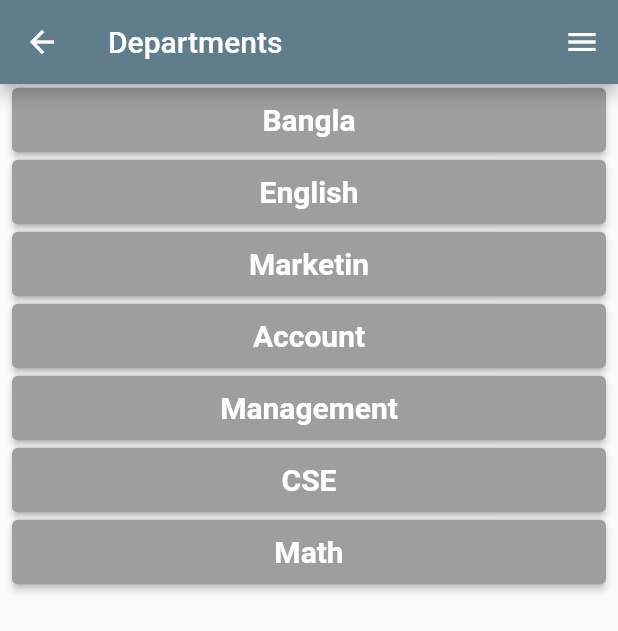
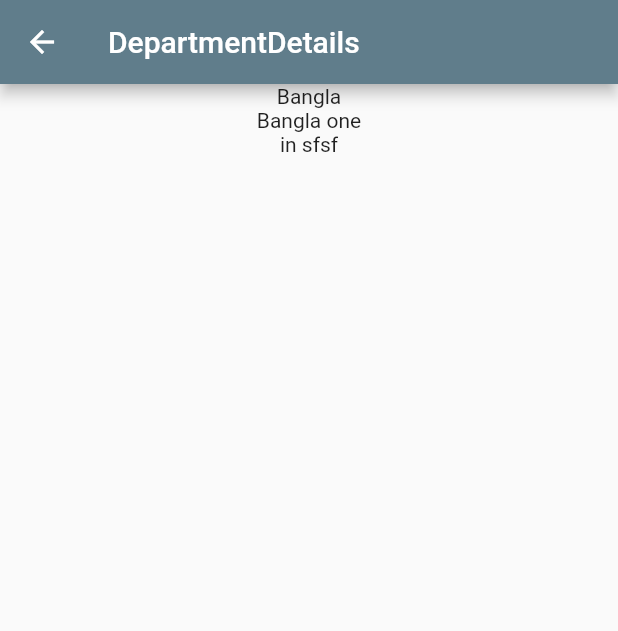
Before and after one commit to mostafiz9900/bmcah, a Flutter app: the DepartmentView screen opened by its route, after a tap on "Bangla", on a phone screen of 412 x 824 dp. Shown: the top 631 px of the screen. Run offline on Flutter 3.47's test engine with Material 2 defaults, Android fonts, the phone set to English and light mode, and no system bars; our stand-ins replace firebase_auth, firebase_core, fluttertoast; accounts and stored records are empty.

Commit message:
dept detail

```diff
--- a/lib/main.dart
+++ b/lib/main.dart
@@ -1,3 +1,4 @@
+import 'package:bmcah/screen/department_details.dart';
 import 'package:bmcah/screen/deptartment.dart';
 import 'package:bmcah/screen/doctors_view.dart';
 import 'package:bmcah/screen/home.dart';
@@ -31,6 +32,7 @@ class MyApp extends StatelessWidget {
         '/signup':(context)=>SignupPage(),
         '/dept':(context)=>DepartmentView(),
         '/doctor':(context)=>DoctorsView(),
+        '/dept_details':(context)=>DepartmentDetails(),
       },
     );
   }
--- /dev/null
+++ b/lib/models/department_details_model.dart
@@ -0,0 +1,9 @@
+class DepartmentDetailsModel {
+
+  int? id;
+  String? name;
+  String? title;
+  String? dec;
+  String? img;
+  DepartmentDetailsModel({ this.id, this.name,this.title, this.dec, this.img });
+  }
--- a/lib/models/department_model.dart
+++ b/lib/models/department_model.dart
@@ -1,11 +1,10 @@
+import 'package:bmcah/models/department_details_model.dart';
+
 class Department {
   int? id;
   String? name;
   String? img;
+  DepartmentDetailsModel? deptDetils;
 
-  Department({
-    this.id,
-    this.name,
-    this.img
-  });
+  Department({this.id, this.name, this.img,this.deptDetils});
 }
--- /dev/null
+++ b/lib/screen/department_details.dart
@@ -0,0 +1,23 @@
+import 'package:bmcah/models/department_model.dart';
+import 'package:flutter/material.dart';
+
+class DepartmentDetails extends StatelessWidget {
+  @override
+  Widget build(BuildContext context) {
+    Department arg = ModalRoute.of(context)!.settings.arguments as Department;
+    return Scaffold(
+      appBar: AppBar(
+        title: Text('DepartmentDetails'),
+      ),
+      body: Center(
+        child: Column(
+          children: [
+            Text('${arg.name}'),
+            Text('${arg.deptDetils!.title}'),
+            Text('${arg.deptDetils!.dec}'),
+          ],
+        ),
+      ),
+    );
+  }
+}
--- a/lib/screen/deptartment.dart
+++ b/lib/screen/deptartment.dart
@@ -1,3 +1,4 @@
+import 'package:bmcah/models/department_details_model.dart';
 import 'package:bmcah/models/department_model.dart';
 import 'package:bmcah/screen/global_widgets/my_drawer.dart';
 import 'package:flutter/material.dart';
@@ -6,8 +7,25 @@ class DepartmentView extends StatelessWidget {
   @override
   Widget build(BuildContext context) {
     List<Department> deptList = [
-      Department(id: 1, name: 'Bangla', img: ''),
-      Department(id: 2, name: 'English', img: ''),
+      Department(id: 1, name: 'Bangla', img: '',
+      deptDetils: DepartmentDetailsModel(
+        id: 1,
+        name: 'bng',
+        title: 'Bangla one',
+        dec: 'in sfsf',
+        img: ''
+
+      ),
+      ),
+      Department(id: 2, name: 'English', img: '',
+      deptDetils: DepartmentDetailsModel(
+        id: 1,
+        name: 'eng',
+        title: 'english one',
+        dec: 'in sfsf',
+        img: ''
+
+      ),),
       Department(id: 3, name: 'Marketin', img: ''),
       Department(id: 4, name: 'Account', img: ''),
       Department(id: 5, name: 'Management', img: ''),
@@ -25,7 +43,16 @@ class DepartmentView extends StatelessWidget {
           return Padding(
             padding: const EdgeInsets.symmetric(horizontal: 8.0),
             child: ElevatedButton(
-                onPressed: () {},
+                onPressed: () {
+                  if(deptList.elementAt(index).id==1){
+                    Department bngDept=deptList[0];
+                  Navigator.pushNamed(context, '/dept_details',arguments: bngDept);
+                  }else   if(deptList.elementAt(index).id==2){
+                    Department bngDept=deptList[1];
+                  Navigator.pushNamed(context, '/dept_details',arguments: bngDept);
+                  }
+
+                },
                 style: ElevatedButton.styleFrom(
                     primary: Colors.grey.shade500,
                     padding: EdgeInsets.symmetric(vertical: 10.0)),
```
